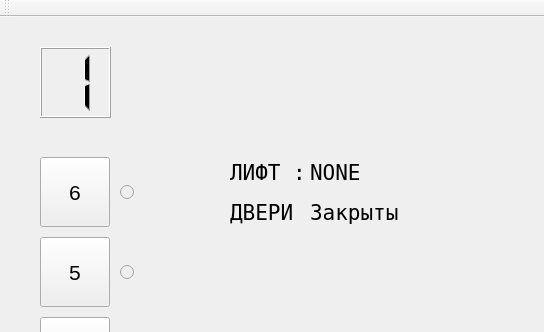
Qt form OOP/lab_04_lift/mainwindow.ui (AirEM/university) before a commit; both pictures show x 0 to 544 and y 0 to 332 of the 544 by 684 pixel window.
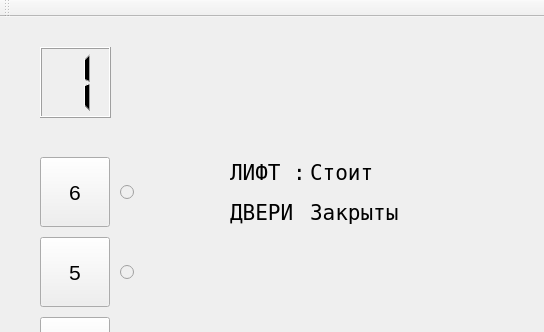
The same form after that commit.

The edit to the form file:
```diff
--- a/OOP/lab_04_lift/mainwindow.ui
+++ b/OOP/lab_04_lift/mainwindow.ui
@@ -324,7 +324,7 @@
      </font>
     </property>
     <property name="text">
-     <string>NONE</string>
+     <string>Стоит</string>
     </property>
    </widget>
    <widget class="QLabel" name="labelDoorsState">
```
Left out of the diff: 2 changed lines with no effect on the pictures.
